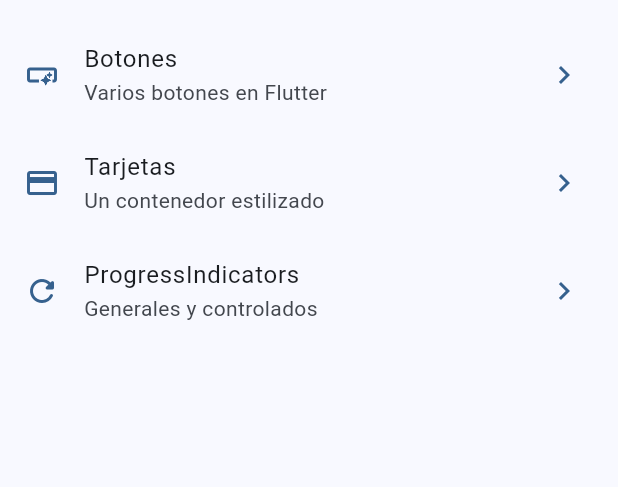
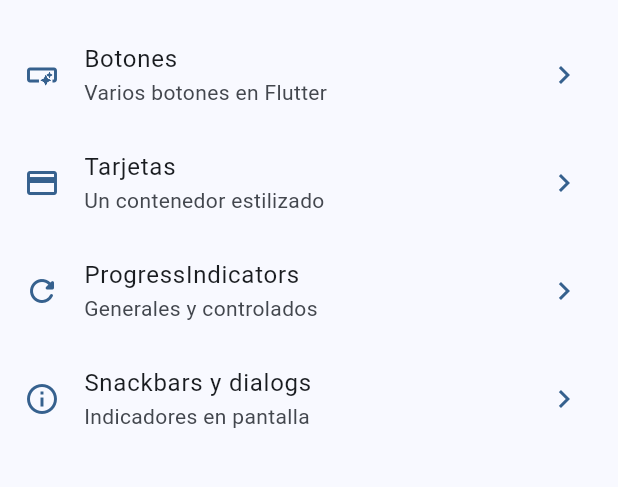
Before and after one commit to RicardoBastardoGH/flutter-widget-app, a Flutter app: the screen it shows after launch, on a phone screen of 412 x 824 dp, the part 63-550 px from its top. Run offline on Flutter 3.47's test engine with Material 3 defaults, Android fonts, the phone set to English and light mode, and no system bars; our stand-ins replace go_router.

Commit message:
snackbars y dialogs terminados

```diff
--- a/lib/config/theme/menu/menu_items.dart
+++ b/lib/config/theme/menu/menu_items.dart
@@ -37,5 +37,11 @@ const appMenuItems = <MenuItems>[
     link: '/progress',
     icon: Icons.refresh_rounded
   ),
+  MenuItems(
+    title: 'Snackbars y dialogs',
+    subtitle: 'Indicadores en pantalla',
+    link: '/snackbars',
+    icon: Icons.info_outline
+  ),
 
 ];
--- a/lib/config/theme/router/app_router.dart
+++ b/lib/config/theme/router/app_router.dart
@@ -27,5 +27,10 @@ final appRouter = GoRouter(
       name: ProgressScreen.routeName,
       builder: (context, state) => ProgressScreen(),
     ),
+    GoRoute(
+      path: '/snackbars',
+      name: SnackbarScreen.routeName,
+      builder: (context, state) => SnackbarScreen(),
+    ),
   ],
 );
--- a/lib/main.dart
+++ b/lib/main.dart
@@ -1,9 +1,6 @@
 import 'package:flutter/material.dart';
 import 'package:widgets_app/config/theme/app_theme.dart';
 import 'package:widgets_app/config/theme/router/app_router.dart';
-import 'package:widgets_app/presentation/screen/buttons/buttons_screen.dart';
-import 'package:widgets_app/presentation/screen/cards/cards_screen.dart';
-import 'package:widgets_app/presentation/screen/home/home_screen.dart';
 
 void main() => runApp(const MyApp());
 
@@ -13,10 +10,10 @@ class MyApp extends StatelessWidget {
   @override
   Widget build(BuildContext context) {
     return MaterialApp.router(
+      title: 'Flutter Widgets',
       routerConfig: appRouter,
       debugShowCheckedModeBanner: false,
       theme: AppTheme(selectedColor: 0).getTheme(),
-      title: 'Material App',
 
     );
   }
--- a/lib/presentation/screen/animated/animated_screen.dart
+++ b/lib/presentation/screen/animated/animated_screen.dart
@@ -2,7 +2,7 @@ import 'package:flutter/material.dart';
 
 class AnimatedScreen extends StatelessWidget {
 
-  static const String name = 'animated_screen';
+  static const String routeName = 'animated_screen';
 
   const AnimatedScreen({super.key});
 
--- a/lib/presentation/screen/app_tutorial/app_tutorial_screen.dart
+++ b/lib/presentation/screen/app_tutorial/app_tutorial_screen.dart
@@ -2,7 +2,7 @@ import 'package:flutter/material.dart';
 
 class AppTutorialScreen extends StatelessWidget {
 
-  static const String name = 'app_tutorial_screen';
+  static const String routeName = 'app_tutorial_screen';
 
   const AppTutorialScreen({super.key});
 
--- a/lib/presentation/screen/infinite_scroll/infinite_scroll_screen.dart
+++ b/lib/presentation/screen/infinite_scroll/infinite_scroll_screen.dart
@@ -2,7 +2,7 @@ import 'package:flutter/material.dart';
 
 class InfiniteScroll extends StatelessWidget {
 
-  static const String name = 'infinite_scroll_screen';
+  static const String routeName = 'infinite_scroll_screen';
 
   const InfiniteScroll({super.key});
 
--- a/lib/presentation/screen/ui_controls/ui_controls_screen.dart
+++ b/lib/presentation/screen/ui_controls/ui_controls_screen.dart
@@ -2,7 +2,7 @@ import 'package:flutter/material.dart';
 
 class UiControlScreen extends StatelessWidget {
 
-  static const String name = 'ui_controls_screen';
+  static const String routeName = 'ui_controls_screen';
 
   const UiControlScreen({super.key});
 
```
Also changed, not shown: lib/presentation/screen/snackbar/snackbar_screen.dart (+73 -4 lines).
